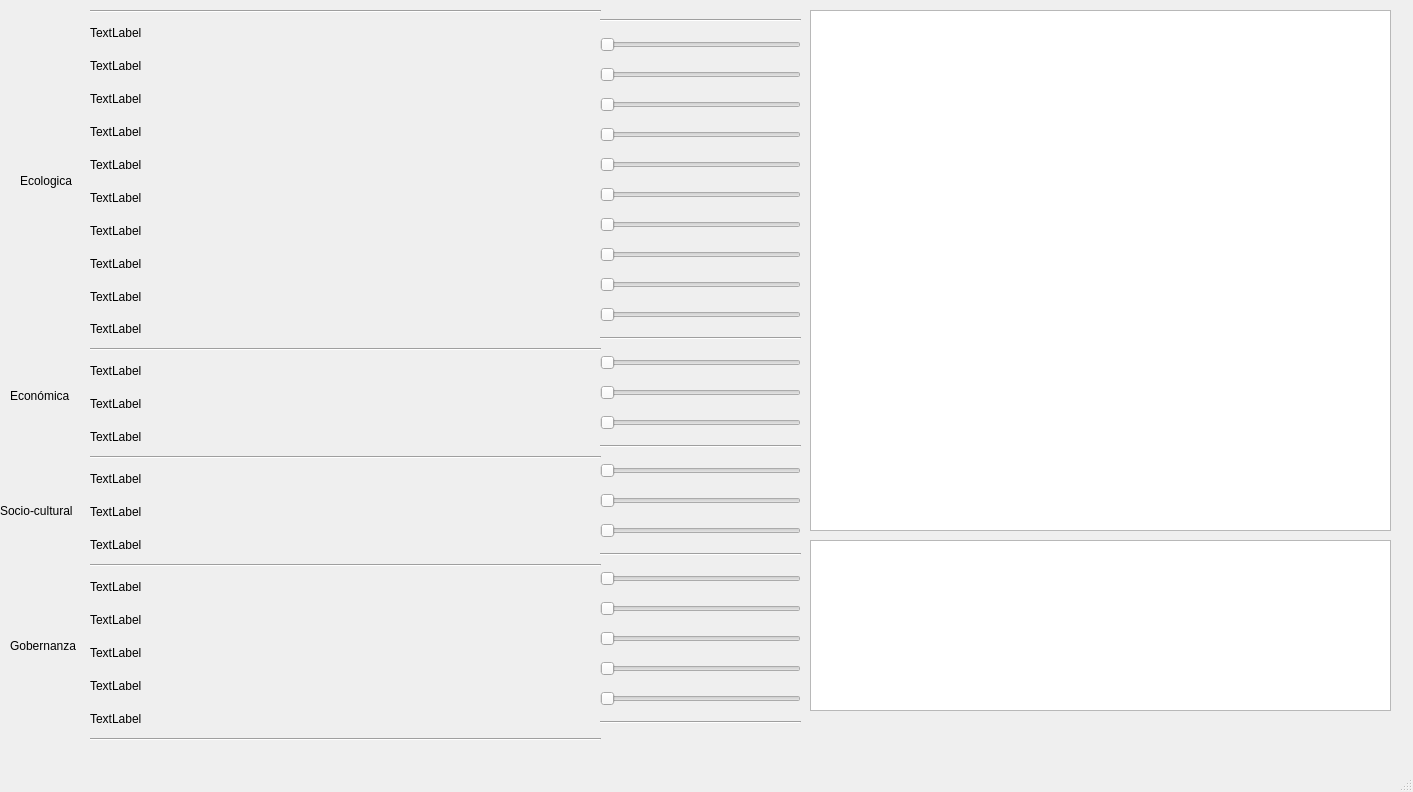
This is gui2.ui in serranoycandela/correlacion_sostenibilidad as Qt 5 draws it before an edit. The edited form follows.
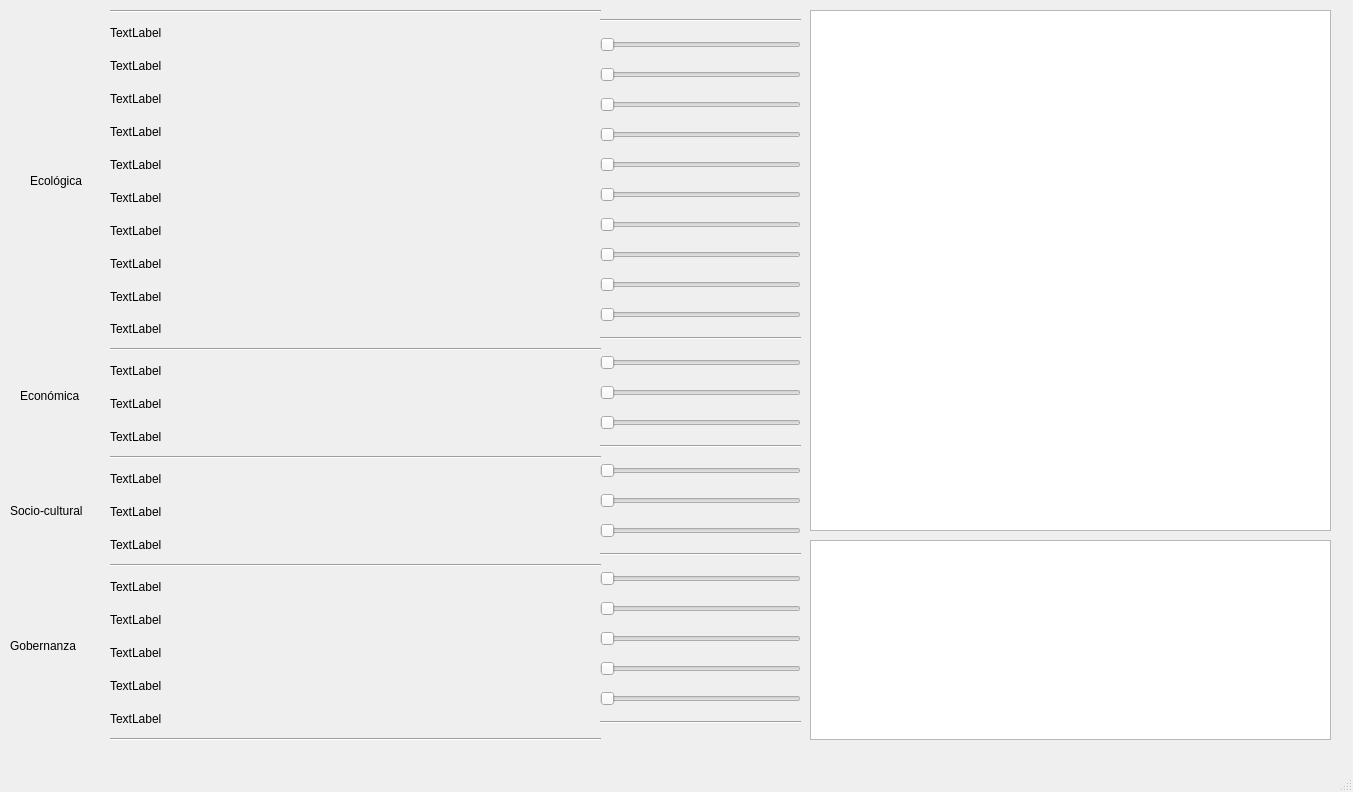
This is the edited form.

Patch:
```diff
--- a/gui2.ui
+++ b/gui2.ui
@@ -6,7 +6,7 @@
    <rect>
     <x>0</x>
     <y>0</y>
-    <width>1413</width>
+    <width>1353</width>
     <height>792</height>
    </rect>
   </property>
@@ -19,8 +19,8 @@
      <rect>
       <x>810</x>
       <y>540</y>
-      <width>581</width>
-      <height>171</height>
+      <width>521</width>
+      <height>200</height>
      </rect>
     </property>
     <property name="frameShape">
@@ -34,8 +34,8 @@
       <rect>
        <x>0</x>
        <y>0</y>
-       <width>581</width>
-       <height>171</height>
+       <width>521</width>
+       <height>200</height>
       </rect>
      </property>
     </widget>
@@ -45,7 +45,7 @@
      <rect>
       <x>810</x>
       <y>10</y>
-      <width>581</width>
+      <width>521</width>
       <height>521</height>
      </rect>
     </property>
@@ -55,7 +55,7 @@
      <rect>
       <x>10</x>
       <y>570</y>
-      <width>71</width>
+      <width>81</width>
       <height>151</height>
      </rect>
     </property>
@@ -66,9 +66,9 @@
    <widget class="QLabel" name="social">
     <property name="geometry">
      <rect>
-      <x>0</x>
+      <x>10</x>
       <y>460</y>
-      <width>81</width>
+      <width>91</width>
       <height>101</height>
      </rect>
     </property>
@@ -79,7 +79,7 @@
    <widget class="QLabel" name="econo">
     <property name="geometry">
      <rect>
-      <x>10</x>
+      <x>20</x>
       <y>340</y>
       <width>71</width>
       <height>111</height>
@@ -92,14 +92,14 @@
    <widget class="QLabel" name="ecolo">
     <property name="geometry">
      <rect>
-      <x>20</x>
+      <x>30</x>
       <y>110</y>
       <width>61</width>
       <height>141</height>
      </rect>
     </property>
     <property name="text">
-     <string>Ecologica</string>
+     <string>Ecológica</string>
     </property>
    </widget>
    <widget class="QWidget" name="">
@@ -299,9 +299,9 @@
    <widget class="QWidget" name="">
     <property name="geometry">
      <rect>
-      <x>90</x>
+      <x>110</x>
       <y>10</y>
-      <width>511</width>
+      <width>491</width>
       <height>731</height>
      </rect>
     </property>
```
Left out of the diff: 4 changed lines with no effect on the pictures.
